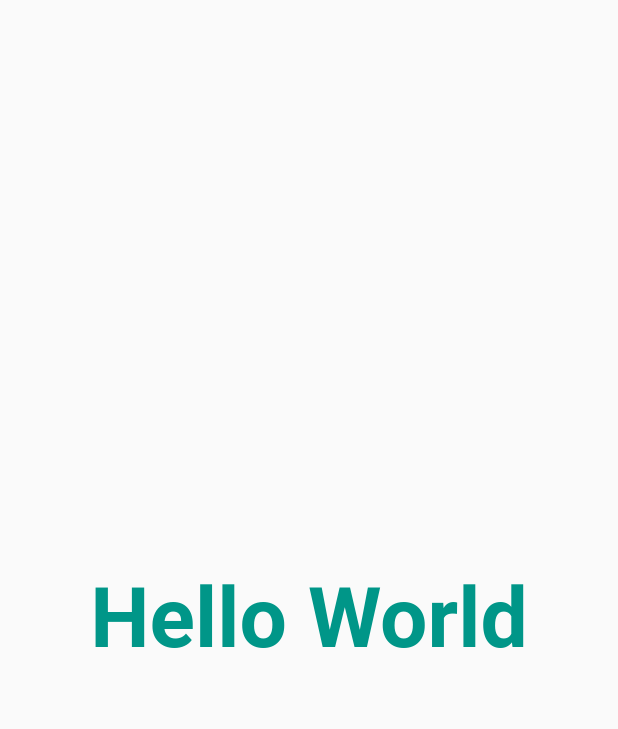
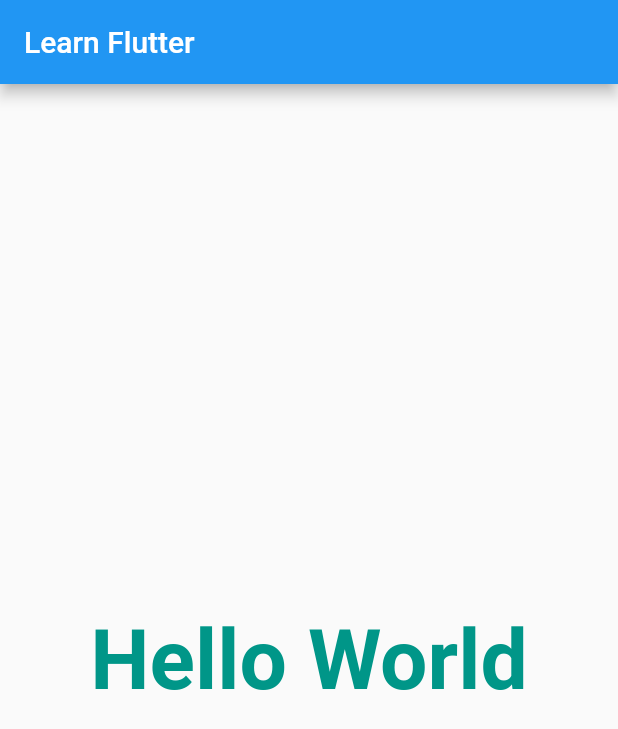
Before and after one commit to cyclicsoft/flutter_learn, a Flutter app: the screen it shows after launch, on a phone screen of 412 x 824 dp. Shown: the top 729 px of the screen. Run offline on Flutter 3.47's test engine with Material 2 defaults, Android fonts, the phone set to English and light mode, and no system bars.

Commit message:
[5] Adding a simple appbar   - set appBar to Scaffold widget   - Set appbar title   - Ignore description change at README.md

```diff
--- a/lib/main.dart
+++ b/lib/main.dart
@@ -10,6 +10,9 @@ class LearningApp extends StatelessWidget {
     return MaterialApp(
       title: 'Hello App',
         home: Scaffold(
+          appBar: AppBar(
+            title: Text('Learn Flutter'),
+          ),
           body: Center(
             child: Text(
               'Hello World',
```
Also changed, not shown: 1 other file.
